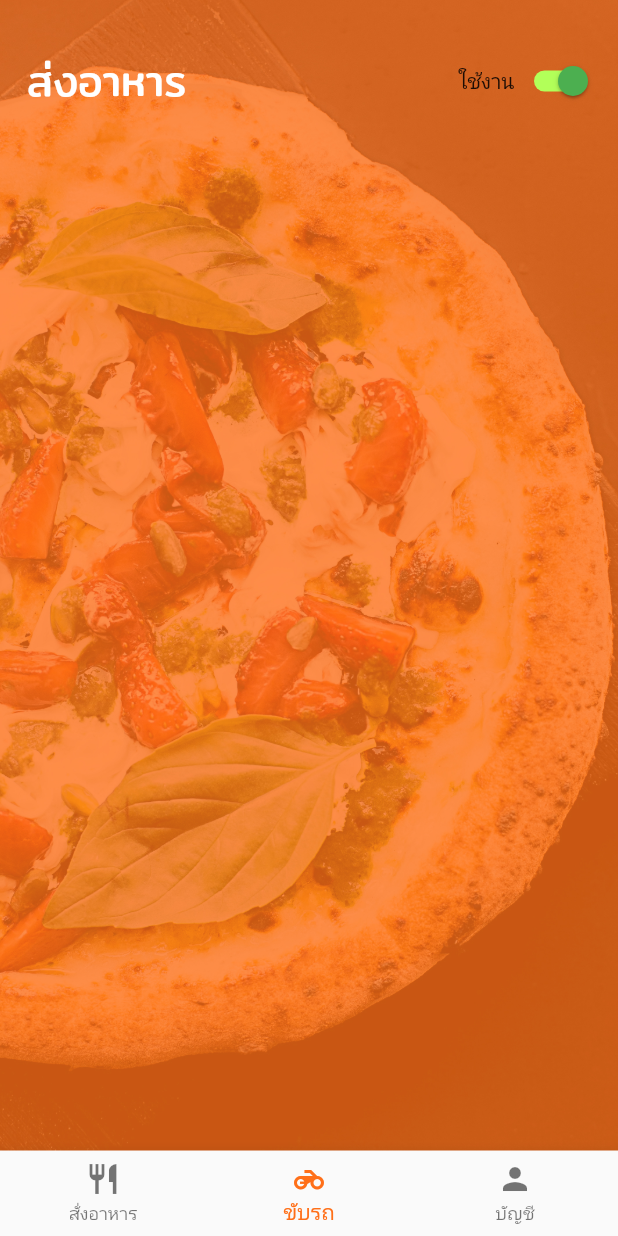
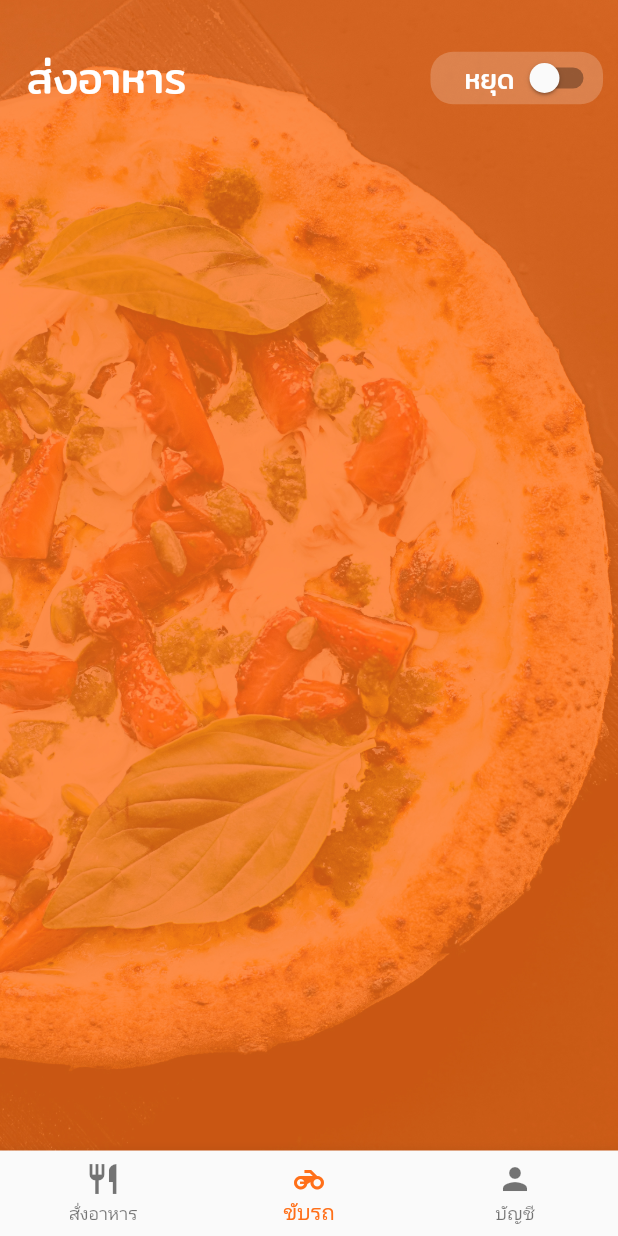
Before and after one commit to harzancs/hew-maii, a Flutter app: the MainPageList screen opened directly with empty values, item 2 of the bottom bar chosen, on a phone screen of 412 x 824 dp. Run offline on Flutter 3.47's test engine with Material 2 defaults, Android fonts, the phone set to English and light mode, and no system bars; our stand-ins replace data_connection_checker.

Commit message:
28-11-62 2115

```diff
--- a/lib/loader/loader.dart
+++ b/lib/loader/loader.dart
@@ -87,7 +87,10 @@ class _LoaderPageState extends State<LoaderPage> {
         fit: StackFit.expand,
         children: <Widget>[
           Container(
-            decoration: BoxDecoration(color: Colors.white),
+            decoration: BoxDecoration(
+              image: DecorationImage(
+                  image: AssetImage('assets/bg/bg_3.jpg'), fit: BoxFit.cover),
+            ),
           ),
           Column(
             mainAxisAlignment: MainAxisAlignment.start,
--- a/lib/page/driver/driver_main.dart
+++ b/lib/page/driver/driver_main.dart
@@ -1,20 +1,35 @@
 import 'package:flutter/material.dart';
 import 'package:hew_maii/model/font_style.dart';
 
-class LisDriverPage extends StatelessWidget {
-  bool isSwitched = true;
+class ListDriverPage extends StatefulWidget {
+  @override
+  _ListDriverPageState createState() => _ListDriverPageState();
+}
 
-  Widget _statusWorking(bool isSwitched) {
-    if (isSwitched) {
-      return Text("ใช้งาน");
-    } else if(!isSwitched) {
-      return Text("หยุด");
+class _ListDriverPageState extends State<ListDriverPage> {
+  bool _switchOn = false;
+
+  TextStyle textStyleStatus = TextStyle(
+      fontFamily: FontStyles().fontFamily, fontSize: 18, color: Colors.white);
+
+  Widget _widgetStatus(bool _switchOn) {
+    if (_switchOn) {
+      return Text("ใช้งาน", style: textStyleStatus);
+    } else {
+      return Text("หยุด", style: textStyleStatus);
     }
   }
 
   @override
   Widget build(BuildContext context) {
-    return Center(
+    return Scaffold(
+      body: Container(
+        height: 1000,
+        decoration: BoxDecoration(
+          image: DecorationImage(
+              image: AssetImage('assets/bg/bg_2.jpg'), fit: BoxFit.cover),
+        ),
+        child: Center(
             child: Container(
           child: Column(
             children: <Widget>[
@@ -41,12 +56,30 @@ class LisDriverPage extends StatelessWidget {
                     ),
                     Row(
                       children: <Widget>[
-                    _statusWorking(isSwitched),
+                        Container(
+                          width: 115,
+                          height: 35,
+                          decoration: BoxDecoration(
+                              borderRadius: BorderRadius.circular(15.0),
+                              color: Colors.white.withOpacity(0.2)),
+                          child: Row(
+                            crossAxisAlignment: CrossAxisAlignment.center,
+                            mainAxisAlignment: MainAxisAlignment.end,
+                            children: <Widget>[
+                              _widgetStatus(_switchOn),
                               Switch(
-                      value: isSwitched,
-                      onChanged: (val) {},
-                      activeTrackColor: Colors.lightGreenAccent,
-                      activeColor: Colors.green,
+                                value: _switchOn,
+                                onChanged: (bool val) {
+                                  setState(() {
+                                    _switchOn = val;
+                                    print(_switchOn);
+                                  });
+                                },
+                                activeTrackColor: Colors.green,
+                                activeColor: Colors.white,
+                              )
+                            ],
+                          ),
                         ),
                         Padding(
                           padding: EdgeInsets.all(5),
@@ -64,6 +97,8 @@ class LisDriverPage extends StatelessWidget {
               )
             ],
           ),
-    ));
+        )),
+      ),
+    );
   }
 }
--- a/lib/page/main_list.dart
+++ b/lib/page/main_list.dart
@@ -25,7 +25,7 @@ class _MainPageListState extends State<MainPageList> {
   int selectedIndex = 0;
   final widgetOptions = [
     ListFoodPage(),
-    LisDriverPage(),
+    ListDriverPage(),
     Text('Favourites'),
   ];
 
--- a/pubspec.yaml
+++ b/pubspec.yaml
@@ -50,6 +50,7 @@ flutter:
   assets:
     - assets/bg/bg_1.jpg
     - assets/bg/bg_2.jpg
+    - assets/bg/bg_3.jpg
     #  - images/a_dot_ham.jpeg
     # icon
     - assets/ico/restaurant_white.png
```
Also changed, not shown: lib/page/food/food_main.dart (+16 -4 lines), assets/bg/bg_3.jpg (added). Lines whose indentation alone changed are shown as unchanged.
